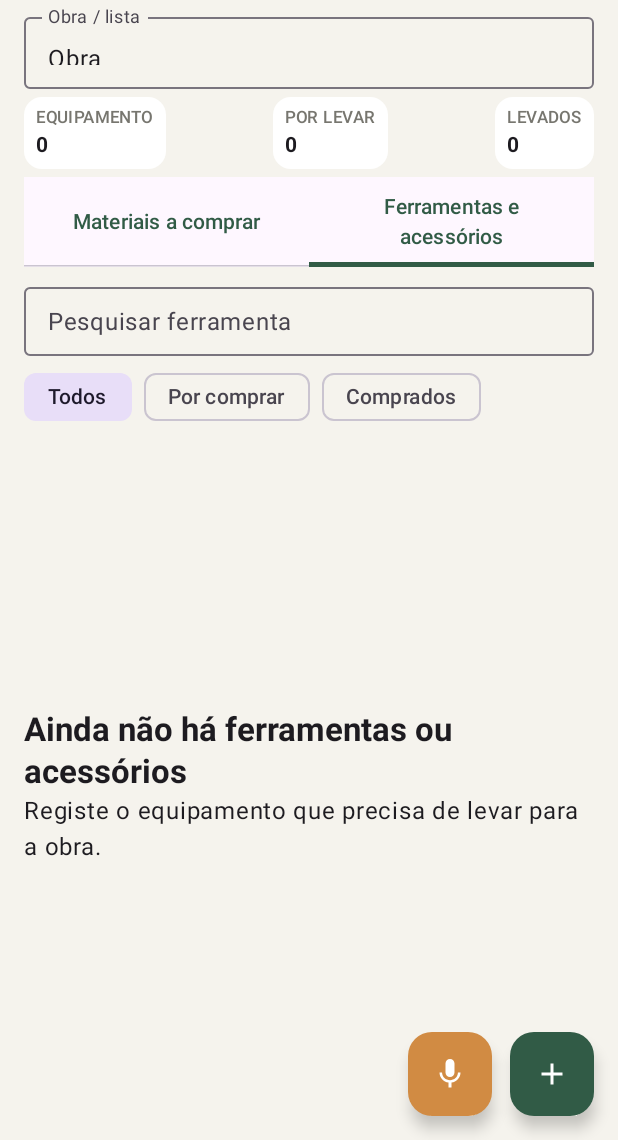
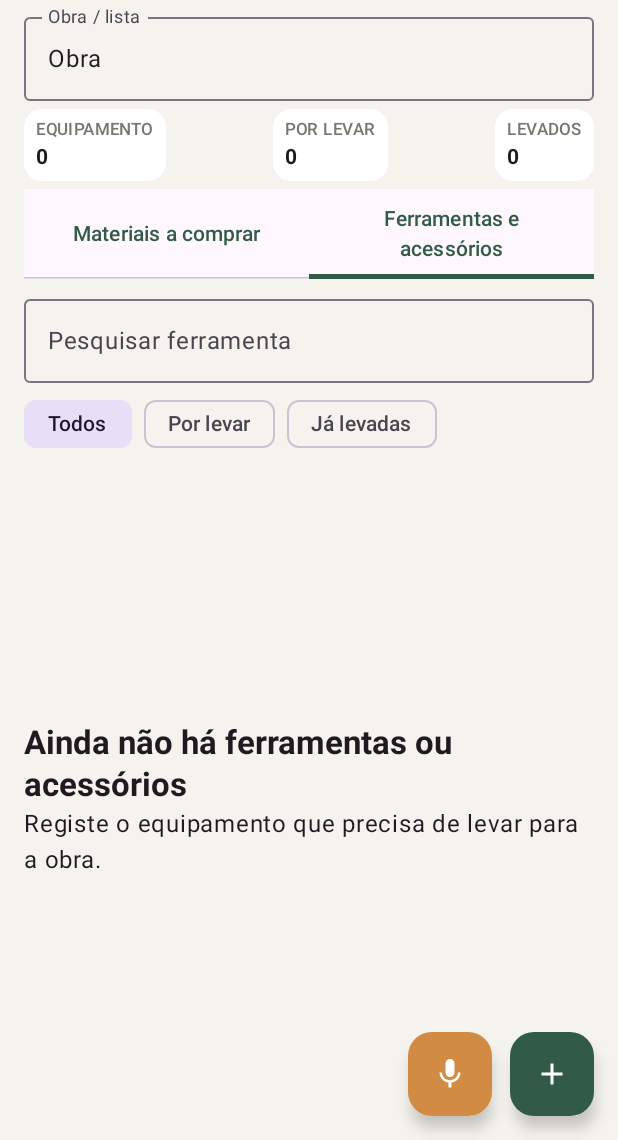
Before and after one commit to bombeiropt/Lista-Inteligente, an Android app built with Jetpack Compose: the screen it shows after launch (MainActivity), tab 2 chosen, on a phone screen of 412 x 824 dp, the part 96-1236 px from its top. Run offline under Robolectric (Android 15) with nearby library versions, the phone set to English and light mode, and no system bars.

Commit message:
Fix text field clipping and separate tool list filters

```diff
--- a/app/src/main/java/pt/bombeiropt/listainteligente/MainActivity.kt
+++ b/app/src/main/java/pt/bombeiropt/listainteligente/MainActivity.kt
@@ -13,9 +13,11 @@ import androidx.activity.compose.rememberLauncherForActivityResult
 import androidx.activity.result.contract.ActivityResultContracts
 import androidx.compose.foundation.background
 import androidx.compose.foundation.clickable
+import androidx.compose.foundation.horizontalScroll
 import androidx.compose.foundation.layout.*
 import androidx.compose.foundation.lazy.LazyColumn
 import androidx.compose.foundation.lazy.items
+import androidx.compose.foundation.rememberScrollState
 import androidx.compose.foundation.shape.RoundedCornerShape
 import androidx.compose.foundation.text.KeyboardOptions
 import androidx.compose.material.icons.Icons
@@ -66,6 +68,8 @@ fun ListaApp(onSpeak: (String) -> Unit) {
     var section by remember { mutableStateOf(0) }
     val sectionItems = materials.filter { if (section == 0) it.kind == "material" else it.kind == "tool" }
     val sectionTitle = if (section == 0) "Materiais a comprar" else "Ferramentas e acessórios"
+    val currentKind = if (section == 0) "material" else "tool"
+    val filterOptions = if (section == 0) listOf("Todos", "Por comprar", "Comprados") else listOf("Todos", "Por levar", "Já levadas")
     var query by remember { mutableStateOf("") }
     var voiceMessage by remember { mutableStateOf("") }
     val money = remember { NumberFormat.getCurrencyInstance(Locale("pt", "PT")) }
@@ -77,7 +81,7 @@ fun ListaApp(onSpeak: (String) -> Unit) {
             val match = Regex("(?i)(?:adiciona|adicionar|junta|regista)\\s+(.+?)(?:\\s+(?:quantidade|qtd)\\s+(\\d+(?:[,.]\\d+)?))?$").find(cleaned)
             val name = match?.groupValues?.get(1)?.trim() ?: cleaned
             val qty = match?.groupValues?.get(2)?.replace(",", ".")?.toDoubleOrNull() ?: 1.0
-            if (materials.none { it.name.equals(name, true) }) persist(materials + MaterialItem(System.currentTimeMillis(), name.replaceFirstChar { it.uppercase() }, qty, "un", 0.0, "Geral"))
+            if (materials.none { it.kind == currentKind && it.name.equals(name, true) }) persist(materials + MaterialItem(System.currentTimeMillis(), name.replaceFirstChar { it.uppercase() }, qty, "un", 0.0, "Geral", kind = currentKind))
             onSpeak("Registado: $name. Pode indicar o preço mais tarde.")
         }
     }
@@ -118,7 +122,7 @@ fun ListaApp(onSpeak: (String) -> Unit) {
         }) { padding ->
             Column(Modifier.padding(padding).fillMaxSize().padding(horizontal = 16.dp)) {
                 Spacer(Modifier.height(3.dp))
-                OutlinedTextField(value = listName, onValueChange = { listName = it; prefs.edit().putString("list_name", it).apply() }, label = { Text("Obra / lista") }, singleLine = true, modifier = Modifier.fillMaxWidth().height(56.dp))
+                OutlinedTextField(value = listName, onValueChange = { listName = it; prefs.edit().putString("list_name", it).apply() }, label = { Text("Obra / lista") }, singleLine = true, modifier = Modifier.fillMaxWidth())
                 Spacer(Modifier.height(5.dp))
                 Row(Modifier.fillMaxWidth(), horizontalArrangement = Arrangement.SpaceBetween) {
                     Summary(if (section == 0) "MATERIAIS" else "EQUIPAMENTO", sectionItems.size.toString())
@@ -131,11 +135,11 @@ fun ListaApp(onSpeak: (String) -> Unit) {
                     Tab(selected = section == 1, onClick = { section = 1; query = ""; filter = "Todos" }, text = { Text("Ferramentas e acessórios") })
                 }
                 Spacer(Modifier.height(5.dp))
-                OutlinedTextField(value = query, onValueChange = { query = it }, modifier = Modifier.fillMaxWidth().height(54.dp), singleLine = true, label = { Text(if (section == 0) "Pesquisar material" else "Pesquisar ferramenta") })
+                OutlinedTextField(value = query, onValueChange = { query = it }, modifier = Modifier.fillMaxWidth(), singleLine = true, label = { Text(if (section == 0) "Pesquisar material" else "Pesquisar ferramenta") })
                 Spacer(Modifier.height(3.dp))
-                Row(horizontalArrangement = Arrangement.spacedBy(8.dp)) {
-                    listOf("Todos", "Por comprar", "Comprados").forEach { option ->
-                        FilterChip(selected = filter == option, onClick = { filter = option }, label = { Text(option) })
+                Row(Modifier.fillMaxWidth().horizontalScroll(rememberScrollState()), horizontalArrangement = Arrangement.spacedBy(8.dp)) {
+                    filterOptions.forEach { option ->
+                        FilterChip(selected = filter == option, onClick = { filter = option }, label = { Text(option, maxLines = 1) })
                     }
                 }
                 if (voiceMessage.isNotBlank()) Text("Ouvido: $voiceMessage", style = MaterialTheme.typography.bodySmall, color = Color(0xFF315B46))
@@ -143,7 +147,7 @@ fun ListaApp(onSpeak: (String) -> Unit) {
                     Box(Modifier.fillMaxSize(), contentAlignment = Alignment.Center) { Column(horizontalAlignment = Alignment.CenterHorizontally) { Text(if (section == 0) "Ainda não há materiais" else "Ainda não há ferramentas ou acessórios", style = MaterialTheme.typography.titleLarge, fontWeight = FontWeight.Bold); Text(if (section == 0) "Adicione artigos que precisa de comprar." else "Registe o equipamento que precisa de levar para a obra.") } }
                 } else {
                     LazyColumn(verticalArrangement = Arrangement.spacedBy(8.dp), contentPadding = PaddingValues(bottom = 100.dp)) {
-                        items(sectionItems.filter { (filter == "Todos" || (filter == "Comprados") == it.bought) && it.name.contains(query, true) }, key = { it.id }) { item ->
+                        items(sectionItems.filter { (filter == "Todos" || (if (section == 0) filter == "Comprados" else filter == "Já levadas") == it.bought) && it.name.contains(query, true) }, key = { it.id }) { item ->
                             Card(shape = RoundedCornerShape(12.dp), colors = CardDefaults.cardColors(containerColor = Color(0xFFFFFEFA)), elevation = CardDefaults.cardElevation(defaultElevation = 1.dp), modifier = Modifier.fillMaxWidth().clickable { editing = item; showAdd = true }) {
                                 Row(Modifier.padding(horizontal = 8.dp, vertical = 6.dp), verticalAlignment = Alignment.CenterVertically) {
                                     Checkbox(checked = item.bought, onCheckedChange = { checked -> persist(materials.map { if (it.id == item.id) it.copy(bought = checked) else it }) })
```
